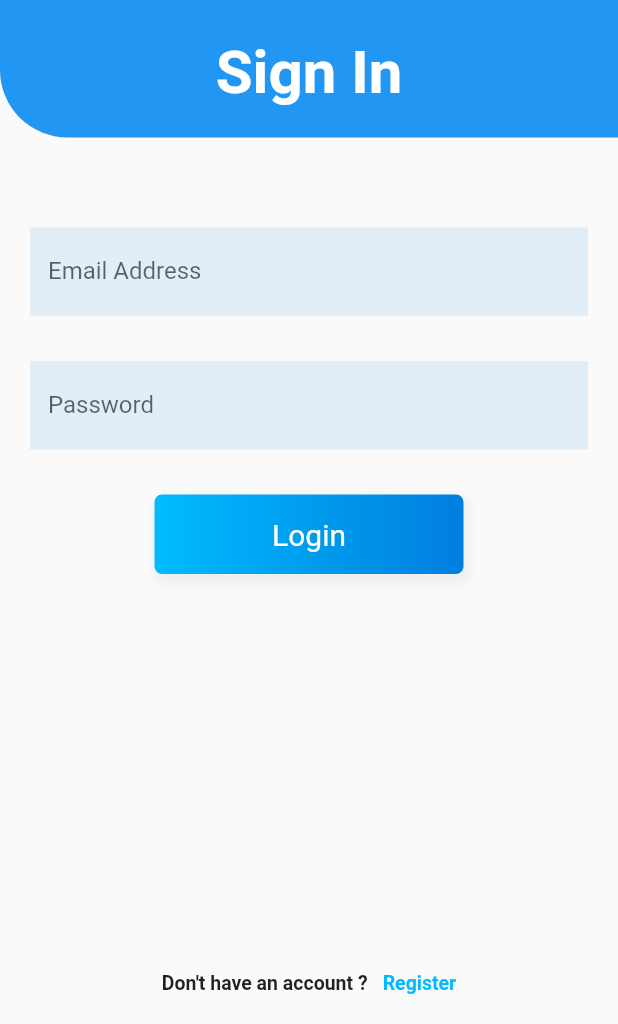
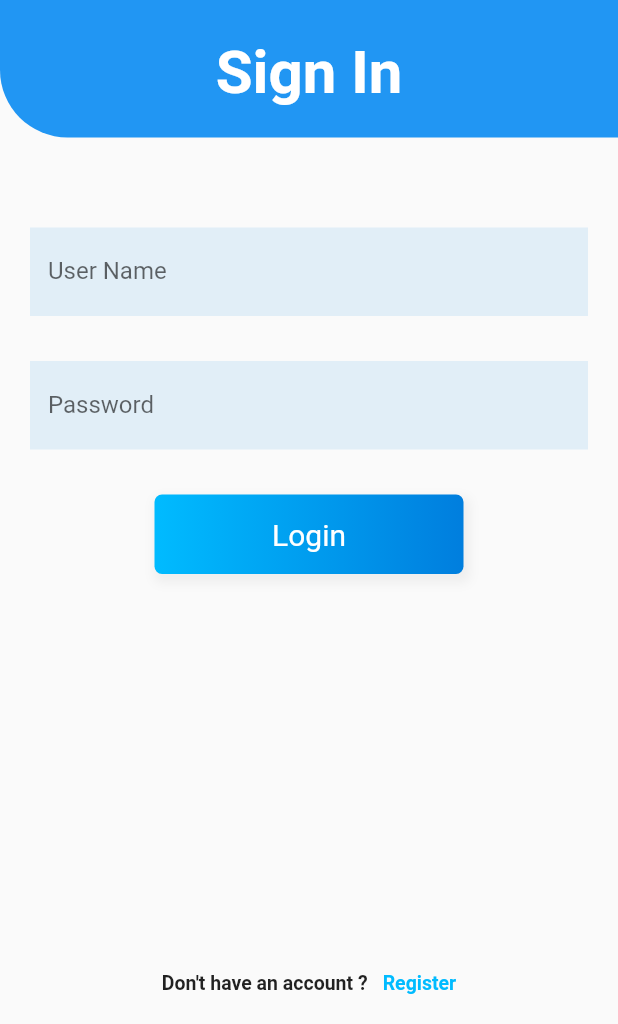
Before and after one commit to powercontest/frontend, a Flutter app: the screen it shows after launch, after a tap on "Login", on a phone screen of 412 x 824 dp, the part 212-1236 px from its top. Run offline on Flutter 3.47's test engine with Material 2 defaults, Android fonts, the phone set to English and light mode, and no system bars; our stand-ins replace font_awesome_flutter, google_fonts.

Commit message:
fixed naming DONE

```diff
--- a/power_contest/lib/functions/functions.dart
+++ b/power_contest/lib/functions/functions.dart
@@ -28,7 +28,7 @@ Future<List<dynamic>> getRequest() async{
 
 Future<Map<String, dynamic>> signIn(String username, String password) async {
 
-  var url = "http://35.245.130.207/getmeter?user=$username&password=$password";
+  var url = "http://35.245.130.207/getmeter?user=${username.toLowerCase()}&password=$password";
   print(url);
 
 
@@ -54,7 +54,7 @@ Future<Map<String, dynamic>> signIn(String username, String password) async {
 }
 
 Future<bool> signUp(String email, String password, String username, int meter) async {
-  var url = "http://35.245.130.207/register?user=$username&password=$password&email=$email&meterid=$meter";
+  var url = "http://35.245.130.207/register?user=${username.toLowerCase()}&password=$password&email=$email&meterid=$meter";
   print(url);
 
   http.Response response = await http.get(Uri.encodeFull(url));
--- a/power_contest/lib/screens/loginPage.dart
+++ b/power_contest/lib/screens/loginPage.dart
@@ -16,9 +16,9 @@ class LoginPage extends StatefulWidget {
 }
 
 class _LoginPageState extends State<LoginPage> {
-  String tempEmail = "test@abc.com";
+  String tempEmail = "test";
   String tempPassword = "12345";
-  String email, password;
+  String username, password;
   bool loggingIn = false;
   //text controller
   final TextEditingController emailController = new TextEditingController();
@@ -100,10 +100,10 @@ class _LoginPageState extends State<LoginPage> {
                   border: InputBorder.none,
                   fillColor: Color.fromRGBO(0, 126, 222, 0.1),
                   filled: true),
-              keyboardType: isPassword == true ? TextInputType.visiblePassword:TextInputType.emailAddress,
+              keyboardType: isPassword == true ? TextInputType.visiblePassword:TextInputType.text,
               maxLines: 1,
               validator: (value) => value.isEmpty ? "Field can't be empty" : null,
-                  onChanged: (value) => isPassword == true ? password = value : email=value,
+                  onChanged: (value) => isPassword == true ? password = value : username=value,
 
             )
         ],
@@ -145,10 +145,10 @@ class _LoginPageState extends State<LoginPage> {
     Map<String, dynamic> returned;
     return GestureDetector(
       onTap: () {
-        signIn(email, password).then((value) {
+        signIn(username, password).then((value) {
           returned = value;
 
-        if (((email == tempEmail) && (password == tempPassword)) || (value['boolean'])) {
+        if (((username == tempEmail) && (password == tempPassword)) || (value['boolean'])) {
           Navigator.push(
             context, MaterialPageRoute(builder: (context) => Leaderboard(username: returned['username'], meterId: returned['meterID'],)));
         } else {
@@ -203,7 +203,7 @@ class _LoginPageState extends State<LoginPage> {
   Widget _emailPasswordWidget() {
     return loggingIn == true ? signingIn : Column(
       children: <Widget>[
-        _entryField("Email Address"),
+        _entryField("User Name"),
         _entryField("Password", isPassword: true),
       ],
     );
```
